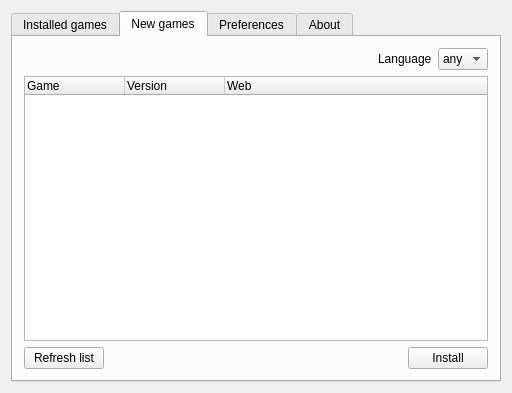
First picture: the form in mainwindow.ui, repository instead-hub/instead-launcher, before the edit.
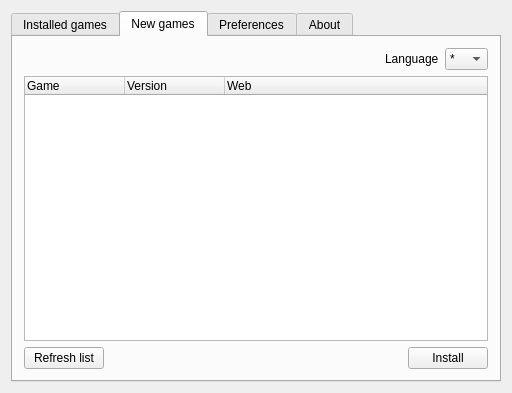
Second picture: the form after the edit.

```diff
--- a/mainwindow.ui
+++ b/mainwindow.ui
@@ -109,7 +109,7 @@
            <widget class="QComboBox" name="langComboBox">
             <item>
              <property name="text">
-              <string>any</string>
+              <string>*</string>
              </property>
             </item>
             <item>
```
